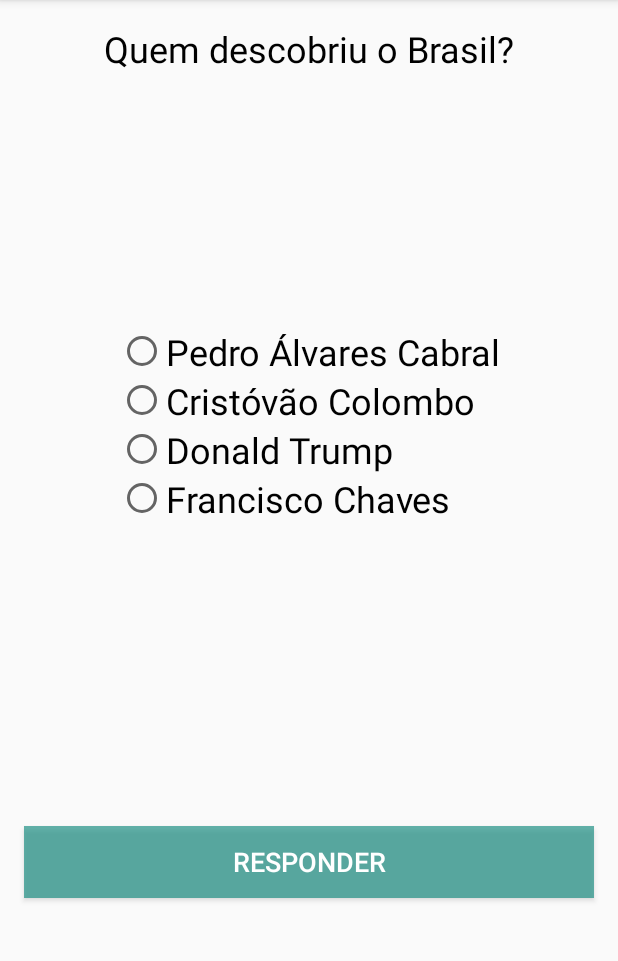
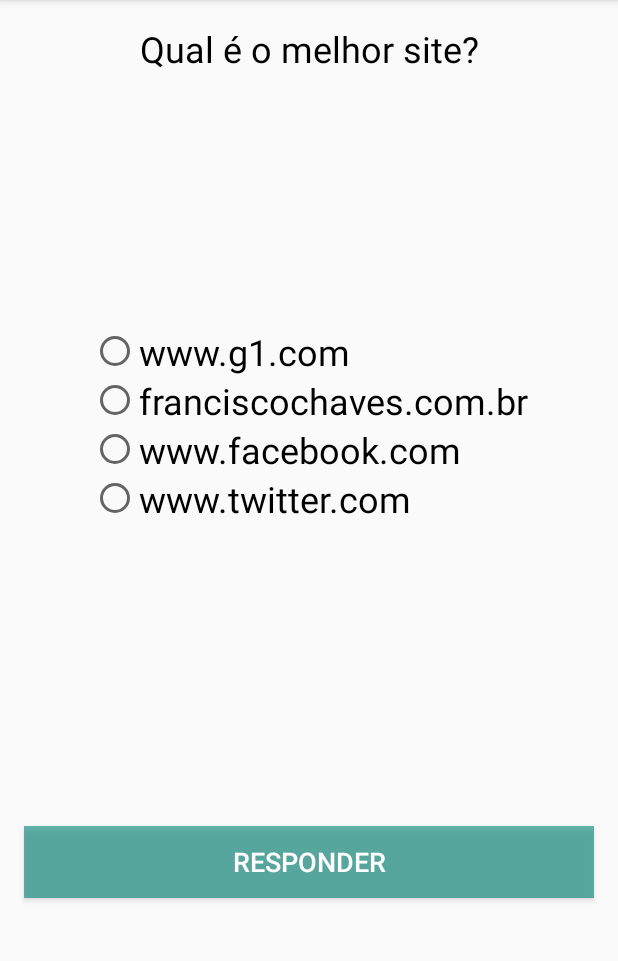
Before and after one commit to franciscojsc/quiz-android, an Android app: the QuizActivity screen opened directly, with no data from a screen before it, after a tap on "RESPONDER", on a phone screen of 412 x 824 dp, the part 84-1045 px from its top. Run offline under Robolectric (Android 15) with nearby library versions, the phone set to English and light mode, and no system bars.

Commit message:
Adicionando segunda pergunta no quiz

```diff
--- a/app/src/main/java/br/com/franciscochaves/quiz/QuizActivity.java
+++ b/app/src/main/java/br/com/franciscochaves/quiz/QuizActivity.java
@@ -4,20 +4,51 @@ import android.content.Intent;
 import android.support.v7.app.AppCompatActivity;
 import android.os.Bundle;
 import android.view.View;
+import android.widget.RadioButton;
 import android.widget.RadioGroup;
+import android.widget.TextView;
 
 public class QuizActivity extends AppCompatActivity {
+
+    private TextView pergunta;
+    private RadioButton rbResposta1;
+    private RadioButton rbResposta2;
+    private RadioButton rbResposta3;
+    private RadioButton rbResposta4;
+
+    private int respostaCerta;
 
     @Override
     protected void onCreate(Bundle savedInstanceState) {
         super.onCreate(savedInstanceState);
         setContentView(R.layout.activity_quiz);
+
+        pergunta = findViewById(R.id.text_quiz_pergunta);
+        rbResposta1 = findViewById(R.id.radio_resposta1);
+        rbResposta2 = findViewById(R.id.radio_resposta2);
+        rbResposta3 = findViewById(R.id.radio_resposta3);
+        rbResposta4 = findViewById(R.id.radio_resposta4);
+
+        respostaCerta = R.id.radio_resposta1;
     }
 
     public void btnResponderOnclick(View view ) {
         RadioGroup radioGroup = (RadioGroup)findViewById(R.id.radio_grup_pergunta);
         Intent intent = new Intent(this, RespostaActivity.class);
-        intent.putExtra("acertou", radioGroup.getCheckedRadioButtonId() == R.id.radio_resposta1);
+        intent.putExtra("acertou", radioGroup.getCheckedRadioButtonId() == respostaCerta);
         startActivity(intent);
     }
+
+    @Override
+    protected void onRestart(){
+        super.onRestart();
+
+        pergunta.setText("Qual é o melhor site?");
+        rbResposta1.setText("www.g1.com");
+        rbResposta2.setText("franciscochaves.com.br");
+        rbResposta3.setText("www.facebook.com");
+        rbResposta4.setText("www.twitter.com");
+
+        respostaCerta = R.id.radio_resposta2;
+    }
 }
```
